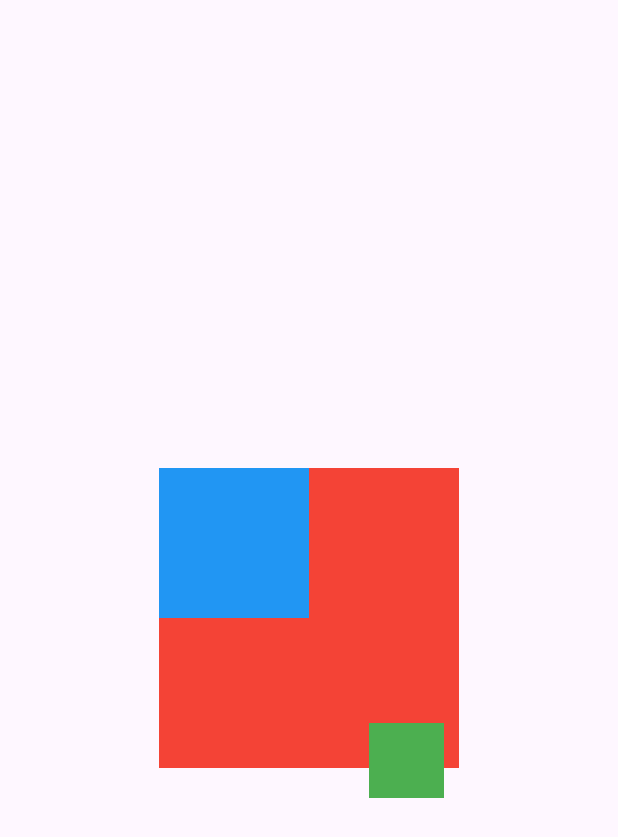
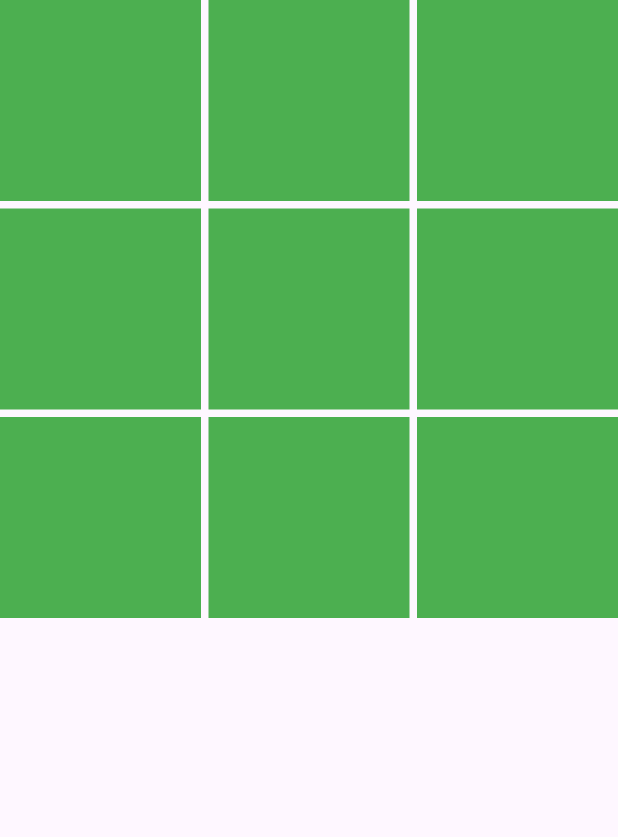
Before and after one commit to jahid-git/LearnFlutter, a Flutter app: the screen it shows after launch, on a phone screen of 412 x 824 dp. Shown: the top 837 px of the screen. Run offline on Flutter 3.47's test engine with Material 3 defaults, Android fonts, the phone set to English and light mode, and no system bars.

Commit message:
Add GridViewExample

```diff
--- a/lib/main.dart
+++ b/lib/main.dart
@@ -18,7 +18,8 @@
 
   @override
   Widget build(BuildContext context) {
-    return const Center(child: StackExample());
+    return const Center(child: GridViewExample());
+      // const Center(child: StackExample());
       //const ListViewPage();
     // return const Center(child: Column(
     //   mainAxisAlignment: MainAxisAlignment.center,
@@ -328,3 +329,34 @@
   }
 
 }
+
+class GridViewExample extends StatefulWidget {
+  const GridViewExample({super.key});
+
+  @override
+  State<GridViewExample> createState() => _GridViewExampleState();
+}
+
+class _GridViewExampleState extends State<GridViewExample> {
+  final items = List.generate(100, (counter)=> '$counter');
+
+  @override
+  Widget build(BuildContext context) {
+    return  GridView.count(
+      crossAxisCount: 3,
+      mainAxisSpacing: 5,
+      crossAxisSpacing: 5,
+      children: [
+        Container(color: Colors.green,),
+        Container(color: Colors.green,),
+        Container(color: Colors.green,),
+        Container(color: Colors.green,),
+        Container(color: Colors.green,),
+        Container(color: Colors.green,),
+        Container(color: Colors.green,),
+        Container(color: Colors.green,),
+        Container(color: Colors.green,),
+      ],
+    );
+  }
+}
```
